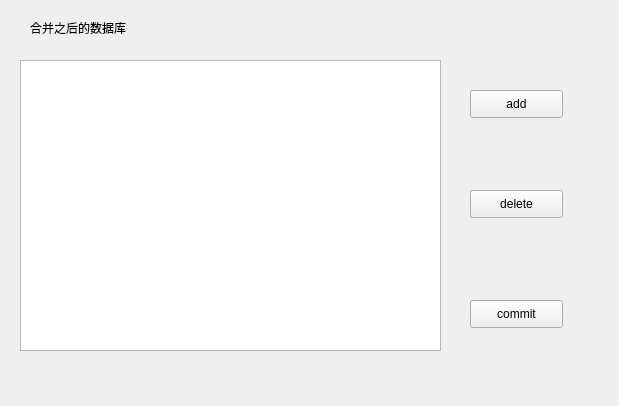
Qt form lab/combined.ui (HongruiDuan/DatabaseLab) before a commit.
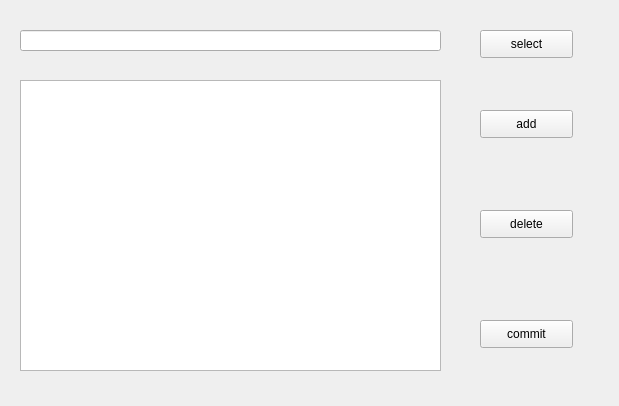
The same form after that commit.

```diff
--- a/lab/combined.ui
+++ b/lab/combined.ui
@@ -17,30 +17,17 @@
    <property name="geometry">
     <rect>
      <x>20</x>
-     <y>60</y>
+     <y>80</y>
      <width>421</width>
      <height>291</height>
     </rect>
    </property>
   </widget>
-  <widget class="QLabel" name="label">
-   <property name="geometry">
-    <rect>
-     <x>30</x>
-     <y>20</y>
-     <width>121</width>
-     <height>16</height>
-    </rect>
-   </property>
-   <property name="text">
-    <string>合并之后的数据库</string>
-   </property>
-  </widget>
   <widget class="QPushButton" name="Badd">
    <property name="geometry">
     <rect>
-     <x>470</x>
-     <y>90</y>
+     <x>480</x>
+     <y>110</y>
      <width>93</width>
      <height>28</height>
     </rect>
@@ -52,8 +39,8 @@
   <widget class="QPushButton" name="Bdelete">
    <property name="geometry">
     <rect>
-     <x>470</x>
-     <y>190</y>
+     <x>480</x>
+     <y>210</y>
      <width>93</width>
      <height>28</height>
     </rect>
@@ -65,8 +52,8 @@
   <widget class="QPushButton" name="Bnext">
    <property name="geometry">
     <rect>
-     <x>470</x>
-     <y>300</y>
+     <x>480</x>
+     <y>320</y>
      <width>93</width>
      <height>28</height>
     </rect>
@@ -75,6 +62,29 @@
     <string>commit</string>
    </property>
   </widget>
+  <widget class="QLineEdit" name="lselect">
+   <property name="geometry">
+    <rect>
+     <x>20</x>
+     <y>30</y>
+     <width>421</width>
+     <height>21</height>
+    </rect>
+   </property>
+  </widget>
+  <widget class="QPushButton" name="Bselect">
+   <property name="geometry">
+    <rect>
+     <x>480</x>
+     <y>30</y>
+     <width>93</width>
+     <height>28</height>
+    </rect>
+   </property>
+   <property name="text">
+    <string>select</string>
+   </property>
+  </widget>
  </widget>
  <resources/>
  <connections/>
```
